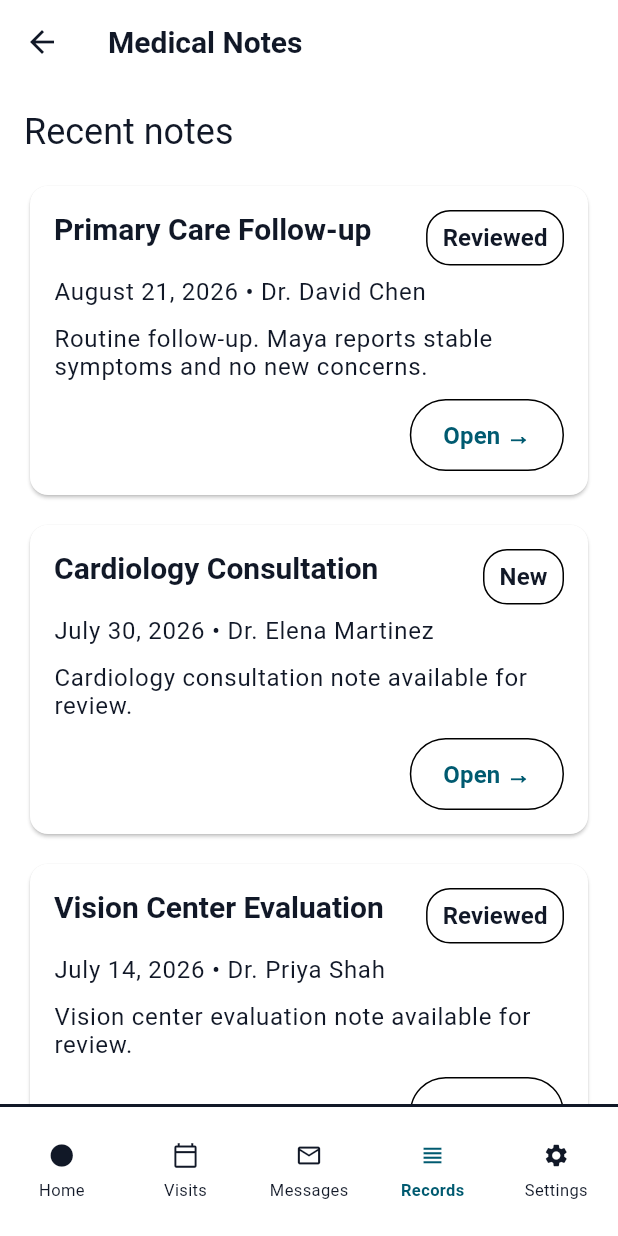
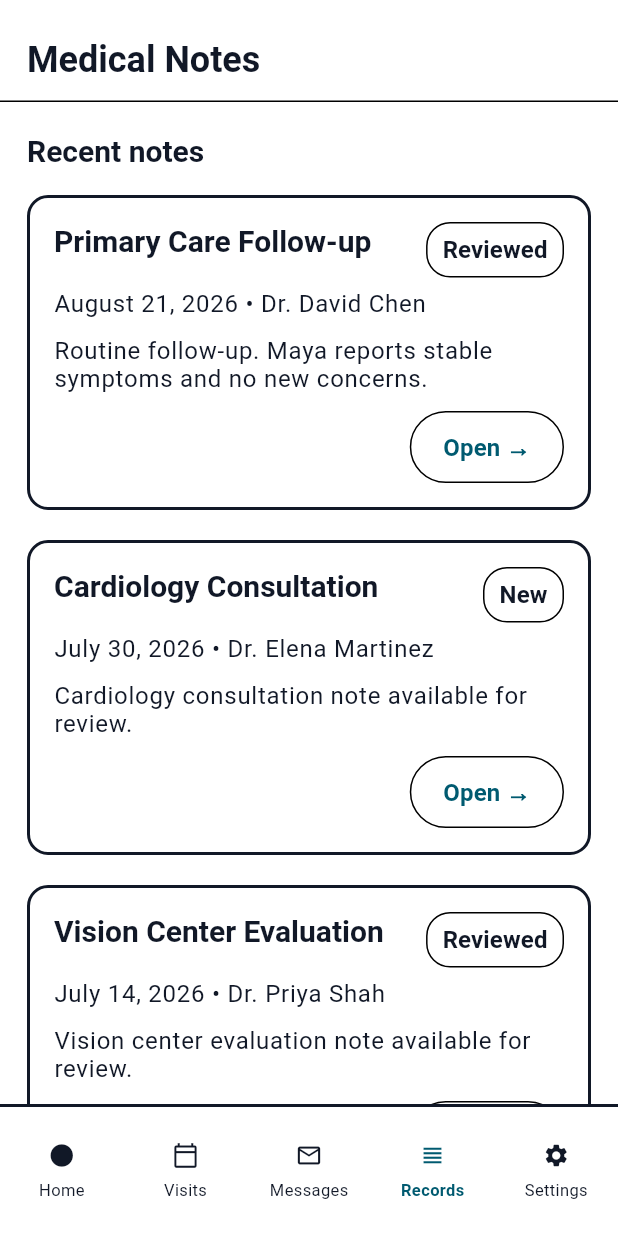
Before and after one commit to jayrahim/swen-661-clearview, a Flutter app: the MedicalNotesScreen screen opened directly, on a phone screen of 412 x 824 dp. Run offline on Flutter 3.47's test engine with Material 3 defaults, Android fonts, the phone set to English and light mode, and no system bars; our stand-ins replace flutter_riverpod; Roboto replaces fonts that are missing (Arial).

Commit message:
Fix Medical Notes token usage

```diff
--- a/flutter/lib/screens/medical_notes_screen.dart
+++ b/flutter/lib/screens/medical_notes_screen.dart
@@ -37,31 +37,46 @@ class MedicalNotesScreen extends ConsumerWidget {
     }
 
     return Scaffold(
-      appBar: AppBar(title: const Text('Medical Notes')),
-      body: Column(
+      body: AppPage(
+        child: Column(
           children: [
+            Container(
+              width: double.infinity,
+              padding: const EdgeInsets.fromLTRB(18, 25, 18, 13),
+              decoration: BoxDecoration(
+                border: Border(
+                  bottom: BorderSide(color: Theme.of(context).dividerColor),
+                ),
+              ),
+              child: Text(
+                'Medical Notes',
+                style: Theme.of(context).textTheme.headlineMedium,
+              ),
+            ),
+
             Expanded(
-            child: ListView(
-              padding: const EdgeInsets.all(16),
+              child: SingleChildScrollView(
+                padding: const EdgeInsets.fromLTRB(18, 20, 18, 22),
+                child: Column(
+                  crossAxisAlignment: CrossAxisAlignment.start,
                   children: [
                     Text(
                       'Recent notes',
-                  style: Theme.of(context).textTheme.headlineSmall,
+                      style: Theme.of(context).textTheme.titleLarge,
                     ),
-                const SizedBox(height: 16),
+                    const SizedBox(height: 17),
 
                     for (final note in notes) ...[
                       _MedicalNoteCard(note: note),
-                  const SizedBox(height: 12),
+                      const SizedBox(height: 20),
                     ],
 
-                const SizedBox(height: 8),
+                    const SizedBox(height: 4),
 
                     Semantics(
                       container: true,
                       label: 'Accessibility information. Notes use plain-language headings and flexible text blocks that expand when text size increases.',
-                  child: Card(
-                    child: Padding(
+                      child: AppCard(
                         padding: const EdgeInsets.all(16),
                         child: Row(
                           crossAxisAlignment: CrossAxisAlignment.start,
@@ -79,19 +94,28 @@ class MedicalNotesScreen extends ConsumerWidget {
                         ),
                       ),
                     ),
+                  ],
                 ),
-              ],
               ),
             ),
 
             ClearViewBottomNavigation(
               selectedItem: ClearViewNavigationItem.records,
+
+              // Home → Dashboard
               onHomeTap: openDashboard,
+
+              // Visits → Appointments
               onVisitsTap: openVisits,
+
+              // Records → Medical Notes
               onRecordsTap: () {},
+
+              // Settings → Accessibility Settings
               onSettingsTap: openSettings,
             ),
           ],
+        ),
       ),
     );
   }
@@ -104,8 +128,7 @@ class _MedicalNoteCard extends StatelessWidget {
 
   @override
   Widget build(BuildContext context) {
-    return Card(
-      child: Padding(
+    return AppCard(
       padding: const EdgeInsets.all(16),
       child: Column(
         crossAxisAlignment: CrossAxisAlignment.start,
@@ -136,10 +159,7 @@ class _MedicalNoteCard extends StatelessWidget {
               button: true,
               label: 'Open ${note.title}',
               child: ConstrainedBox(
-                  constraints: const BoxConstraints(
-                    minWidth: 48,
-                    minHeight: 48,
-                  ),
+                constraints: const BoxConstraints(minWidth: 48, minHeight: 48),
                 child: OutlinedButton(
                   onPressed: () {
                     Navigator.of(context).push(
@@ -154,7 +174,6 @@ class _MedicalNoteCard extends StatelessWidget {
             ),
           ),
         ],
-        ),
       ),
     );
   }
@@ -173,7 +192,7 @@ class _StatusBadge extends StatelessWidget {
         constraints: const BoxConstraints(minHeight: 32, minWidth: 48),
         padding: const EdgeInsets.symmetric(horizontal: 10, vertical: 6),
         decoration: BoxDecoration(
-          border: Border.all(),
+          border: Border.all(color: Theme.of(context).dividerColor),
           borderRadius: BorderRadius.circular(16),
         ),
         child: Text(
```
Lines whose indentation alone changed are shown as unchanged.
